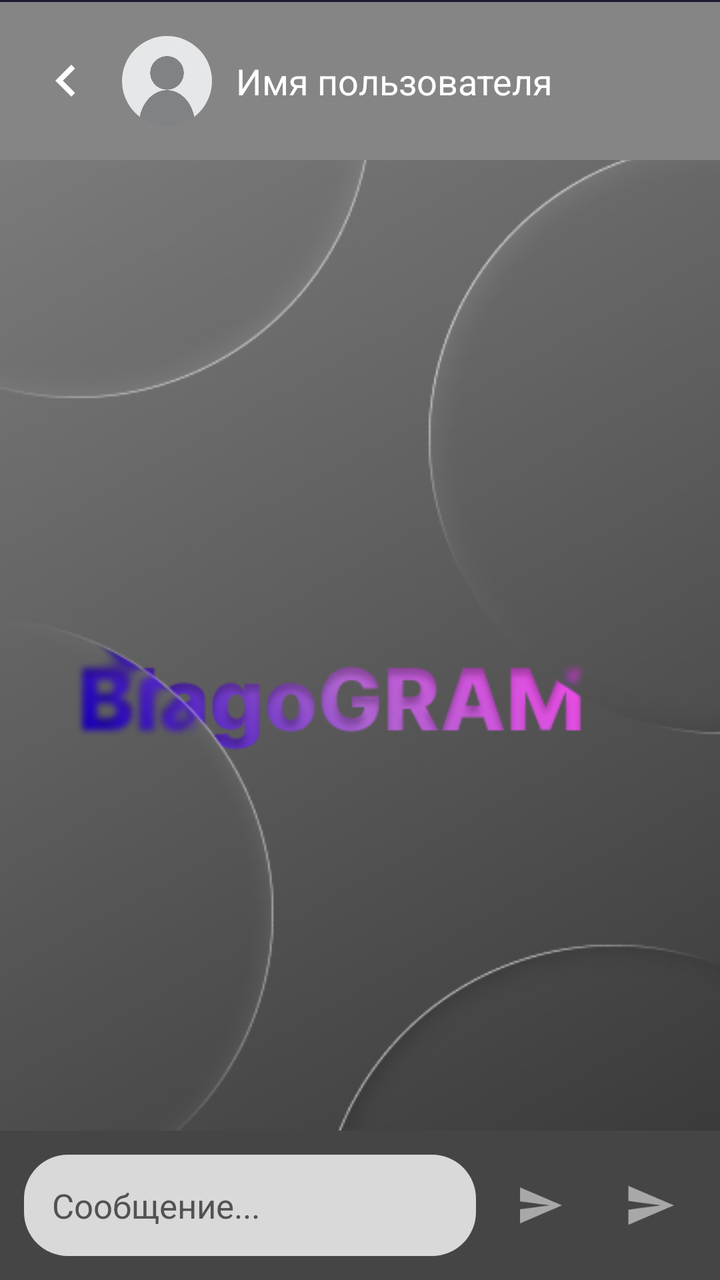
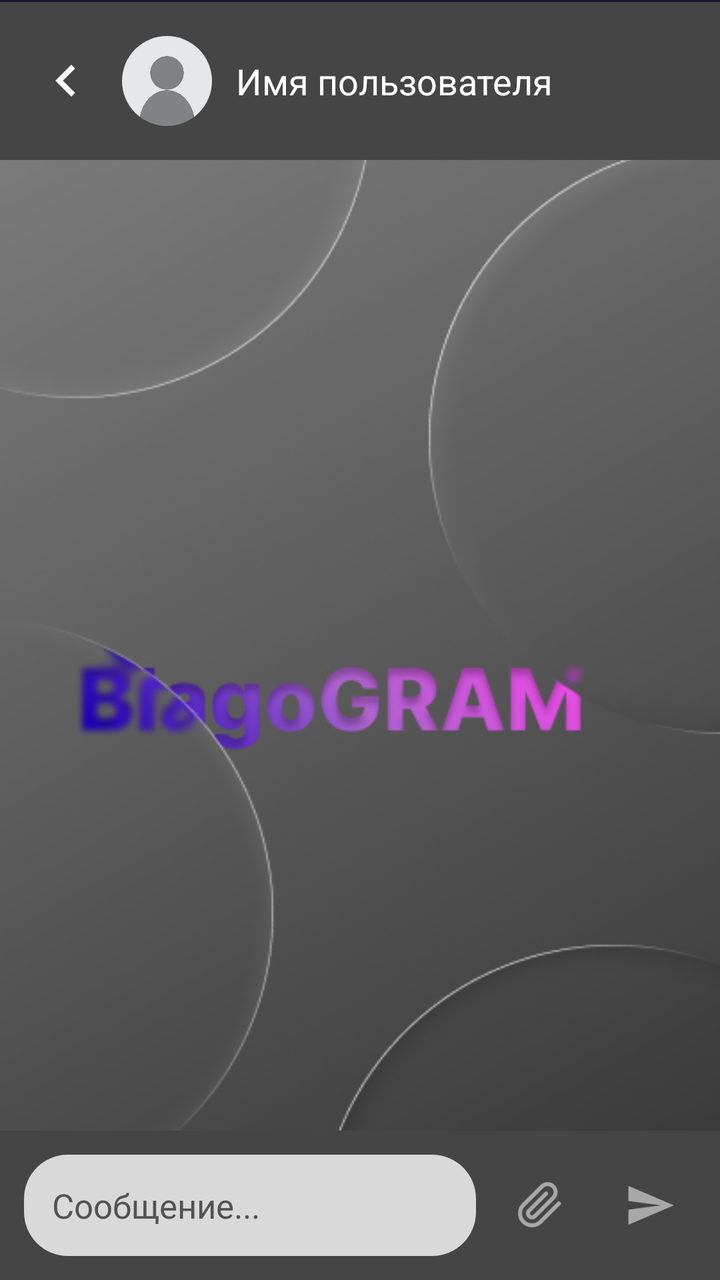

An Android layout rendered at two revisions. The XML below is the earlier revision; the diff shows what the commit changed to produce the second picture.
<!-- AndroidManifest.xml: activity theme Theme.App.NoActionBar -->
<!-- res/layout/activity_chat.xml -->
<?xml version="1.0" encoding="utf-8"?>
<LinearLayout xmlns:android="http://schemas.android.com/apk/res/android"
    xmlns:app="http://schemas.android.com/apk/res-auto"
    android:layout_width="match_parent"
    android:layout_height="match_parent"
    android:background="#000A0A1F"
    android:fitsSystemWindows="true"
    android:orientation="vertical">

    <RelativeLayout
        android:id="@+id/chatHeader"
        android:layout_width="match_parent"
        android:layout_height="80dp"
        android:background="#1A1A33">

        
        <LinearLayout
            android:id="@+id/headerContent"
            android:layout_width="match_parent"
            android:layout_height="wrap_content"
            android:layout_alignParentBottom="true"
            android:background="#858585"
            android:gravity="center_vertical"
            android:orientation="horizontal"
            android:padding="17dp">

            <ImageView
                android:id="@+id/backBtn"
                android:layout_width="32dp"
                android:layout_height="32dp"
                android:src="@drawable/ic_back"
                android:tint="#FFFFFF" />

            <com.google.android.material.imageview.ShapeableImageView
                android:id="@+id/chatAvatar"
                android:layout_width="45dp"
                android:layout_height="45dp"
                android:layout_marginStart="12dp"
                android:scaleType="centerCrop"
                android:src="@drawable/ic_user_placeholder"
                app:shapeAppearanceOverlay="@style/AvatarRound" />

            <TextView
                android:id="@+id/chatName"
                android:layout_width="wrap_content"
                android:layout_height="wrap_content"
                android:layout_marginStart="12dp"
                android:text="Имя пользователя"
                android:textColor="#FFFFFF"
                android:textSize="18sp" />

        </LinearLayout>

    </RelativeLayout>


    <FrameLayout
        android:layout_width="match_parent"
        android:layout_height="0dp"
        android:layout_weight="1">

        

        <ImageView
            android:id="@+id/chatBackground"
            android:layout_width="match_parent"
            android:layout_height="match_parent"
            android:adjustViewBounds="true"
            android:scaleType="centerCrop"
            android:src="@drawable/background" />

        
        <androidx.recyclerview.widget.RecyclerView
            android:id="@+id/messagesList"
            android:layout_width="match_parent"
            android:layout_height="match_parent"
            android:clipToPadding="false"
            android:padding="12dp" />

        <TextView
            android:id="@+id/emptyMessagesText"
            android:layout_width="match_parent"
            android:layout_height="wrap_content"
            android:gravity="center"
            android:padding="20dp"
            android:text="Здесь ничего нет, отправьте сообщение первым!"
            android:textColor="#80FFFFFF"
            android:textSize="16sp"
            android:visibility="gone" />

    </FrameLayout>

    
    <androidx.recyclerview.widget.RecyclerView
        android:id="@+id/attachmentsPreview"
        android:layout_width="match_parent"
        android:layout_height="100dp"
        android:orientation="horizontal"
        android:padding="8dp"
        android:background="#2A2A2A"
        android:visibility="gone" />

    
    <LinearLayout
        android:layout_width="match_parent"
        android:layout_height="wrap_content"
        android:background="#454545"
        android:gravity="center_vertical"
        android:orientation="horizontal"
        android:padding="12dp">

        
        <EditText
            android:id="@+id/messageInput"
            android:layout_width="278dp"
            android:layout_height="wrap_content"
            android:layout_weight="1"
            android:background="@drawable/input_bg_modern"
            android:gravity="top|start"
            android:hint="Сообщение..."
            android:inputType="textMultiLine|textCapSentences"
            android:maxLines="5"
            android:overScrollMode="ifContentScrolls"

            android:padding="14dp"
            android:scrollbars="vertical"

            android:scrollHorizontally="false"
            android:textColor="#FFFFFF"
            android:textColorHint="#525252"
            android:textSize="17sp" />


        <ImageView
            android:id="@+id/attachBtn"
            android:layout_width="wrap_content"
            android:layout_height="46dp"
            android:layout_marginStart="10dp"
            android:padding="10dp"
            android:src="@drawable/ic_sendfile"
            android:tint="#A9A8A8" />

        <ImageView
            android:id="@+id/sendBtn"
            android:layout_width="46dp"
            android:layout_height="46dp"
            android:layout_marginStart="10dp"
            android:padding="10dp"
            android:src="@drawable/ic_send"
            android:tint="#A9A8A8" />

    </LinearLayout>


</LinearLayout>
<!-- resources referenced by this layout -->
<resources>
  <!-- drawable background: png bitmap (drawable, 137843 bytes) -->
  <!-- drawable ic_back (drawable) -->
  <?xml version="1.0" encoding="utf-8"?>
  <vector xmlns:android="http://schemas.android.com/apk/res/android"
      android:width="24dp"
      android:height="24dp"
      android:viewportWidth="24"
      android:viewportHeight="24">
      <path
          android:fillColor="@android:color/white"
          android:pathData="M15.41,7.41L14,6l-6,6 6,6 1.41,-1.41L10.83,12z"/>
  </vector>
  <!-- drawable ic_send (drawable) -->
  <?xml version="1.0" encoding="utf-8"?>
  <vector xmlns:android="http://schemas.android.com/apk/res/android"
      android:width="24dp"
      android:height="24dp"
      android:viewportWidth="24"
      android:viewportHeight="24">
      <path
          android:fillColor="@android:color/white"
          android:pathData="M2.01,21L23,12 2.01,3 2,10l15,2 -15,2z"/>
  </vector>
  <!-- drawable ic_sendfile (drawable) -->
  <?xml version="1.0" encoding="utf-8"?>
  <vector xmlns:android="http://schemas.android.com/apk/res/android"
      android:width="24dp"
      android:height="24dp"
      android:viewportWidth="24"
      android:viewportHeight="24">
      <path
          android:fillColor="@android:color/white"
          android:pathData="M 2.01,21L23,12 2.01,3 2,10l15,2 -15,2z"/>
  </vector>
  <!-- drawable ic_user_placeholder: png bitmap (drawable, 47460 bytes) -->
  <!-- drawable input_bg_modern (drawable) -->
  <shape xmlns:android="http://schemas.android.com/apk/res/android"
      android:shape="rectangle">
  
      <solid android:color="#D9D9D9" />
  
      <corners android:radius="22dp" />
  
      <padding
          android:left="10dp"
          android:top="10dp"
          android:right="10dp"
          android:bottom="10dp" />
  
  </shape>
  <style name="AvatarRound">
          <item name="cornerFamily">rounded</item>
          <item name="cornerSize">50%</item>
      </style>
  <style name="Theme.App.NoActionBar" parent="Theme.MaterialComponents.DayNight.NoActionBar">
          
      </style>
</resources>

<!-- the commit's change to res/layout/activity_chat.xml (unified diff, before → after) -->
@@ -5,6 +5,7 @@
     android:layout_height="match_parent"
     android:background="#000A0A1F"
     android:fitsSystemWindows="true"
+    android:animateLayoutChanges="true"
     android:orientation="vertical">
 
     <RelativeLayout
@@ -19,7 +20,7 @@
             android:layout_width="match_parent"
             android:layout_height="wrap_content"
             android:layout_alignParentBottom="true"
-            android:background="#858585"
+            android:background="#454545"
             android:gravity="center_vertical"
             android:orientation="horizontal"
             android:padding="17dp">
@@ -29,7 +30,7 @@
                 android:layout_width="32dp"
                 android:layout_height="32dp"
                 android:src="@drawable/ic_back"
-                android:tint="#FFFFFF" />
+                app:tint="#FFFFFF" />
 
             <com.google.android.material.imageview.ShapeableImageView
                 android:id="@+id/chatAvatar"
@@ -138,7 +139,7 @@
             android:layout_marginStart="10dp"
             android:padding="10dp"
             android:src="@drawable/ic_sendfile"
-            android:tint="#A9A8A8" />
+            app:tint="#A9A8A8" />
 
         <ImageView
             android:id="@+id/sendBtn"
@@ -147,7 +148,7 @@
             android:layout_marginStart="10dp"
             android:padding="10dp"
             android:src="@drawable/ic_send"
-            android:tint="#A9A8A8" />
+            app:tint="#A9A8A8" />
 
     </LinearLayout>
 
<!-- resource entries referenced after the edit -->
@@ -24,15 +24,18 @@
           android:pathData="M2.01,21L23,12 2.01,3 2,10l15,2 -15,2z"/>
   </vector>
   <!-- drawable ic_sendfile (drawable) -->
-  <?xml version="1.0" encoding="utf-8"?>
   <vector xmlns:android="http://schemas.android.com/apk/res/android"
       android:width="24dp"
       android:height="24dp"
       android:viewportWidth="24"
       android:viewportHeight="24">
       <path
-          android:fillColor="@android:color/white"
-          android:pathData="M 2.01,21L23,12 2.01,3 2,10l15,2 -15,2z"/>
+          android:fillColor="@android:color/transparent"
+          android:strokeColor="#A9A8A8"
+          android:strokeWidth="2"
+          android:strokeLineCap="round"
+          android:strokeLineJoin="round"
+          android:pathData="M21.44,11.05l-9.19,9.19c-2.34,2.34 -6.14,2.34 -8.48,0 -2.34,-2.34 -2.34,-6.14 0,-8.48l9.19,-9.19c1.56,-1.56 4.1,-1.56 5.66,0 1.56,1.56 1.56,4.1 0,5.66l-9.19,9.19c-0.78,0.78 -2.05,0.78 -2.83,0 -0.78,-0.78 -0.78,-2.05 0,-2.83l8.48,-8.48" />
   </vector>
   <!-- drawable ic_user_placeholder: png bitmap (drawable, 47460 bytes) -->
   <!-- drawable input_bg_modern (drawable) -->
